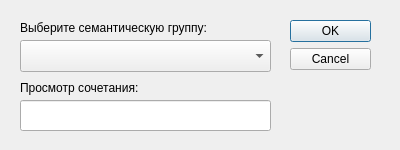
The window that uis/change_sg_col.ui (Holodome/ling) describes before a commit, drawn with Qt 5.
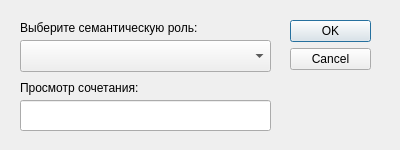
The same window after the commit.

Commit message: add ability ot change name of semantic group and rename it on interface

Patch:
```diff
--- a/uis/change_sg_col.ui
+++ b/uis/change_sg_col.ui
@@ -52,7 +52,7 @@
     </rect>
    </property>
    <property name="text">
-    <string>Выберите семантическую группу:</string>
+    <string>Выберите семантическую роль:</string>
    </property>
   </widget>
   <widget class="QLabel" name="label_4">
```
The commit also changes 4 other files.
